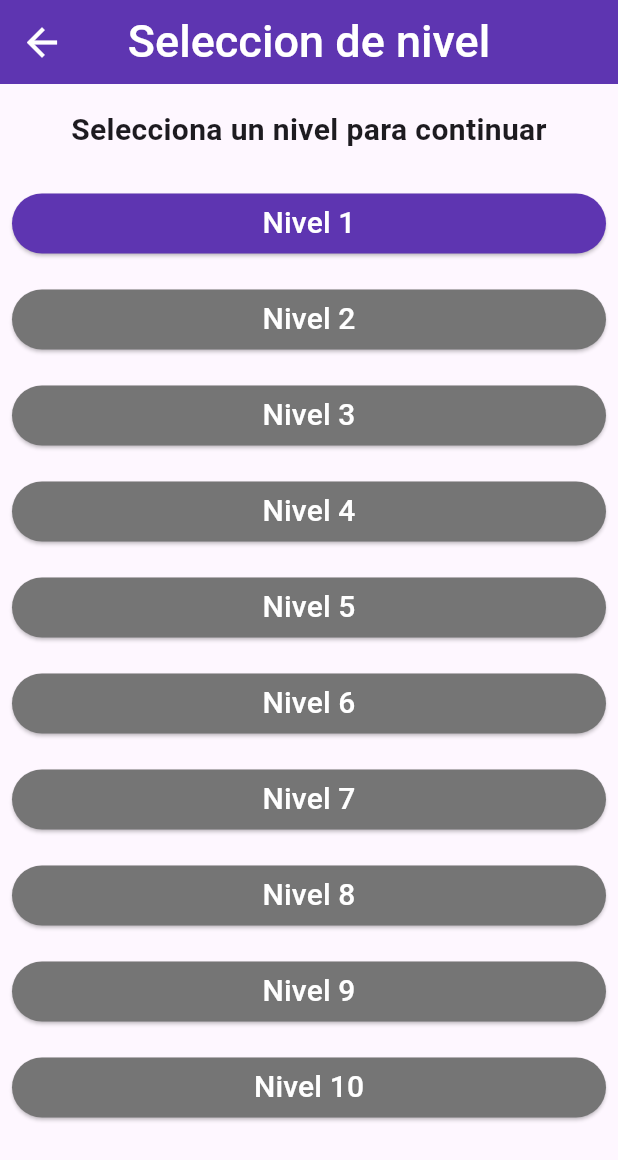
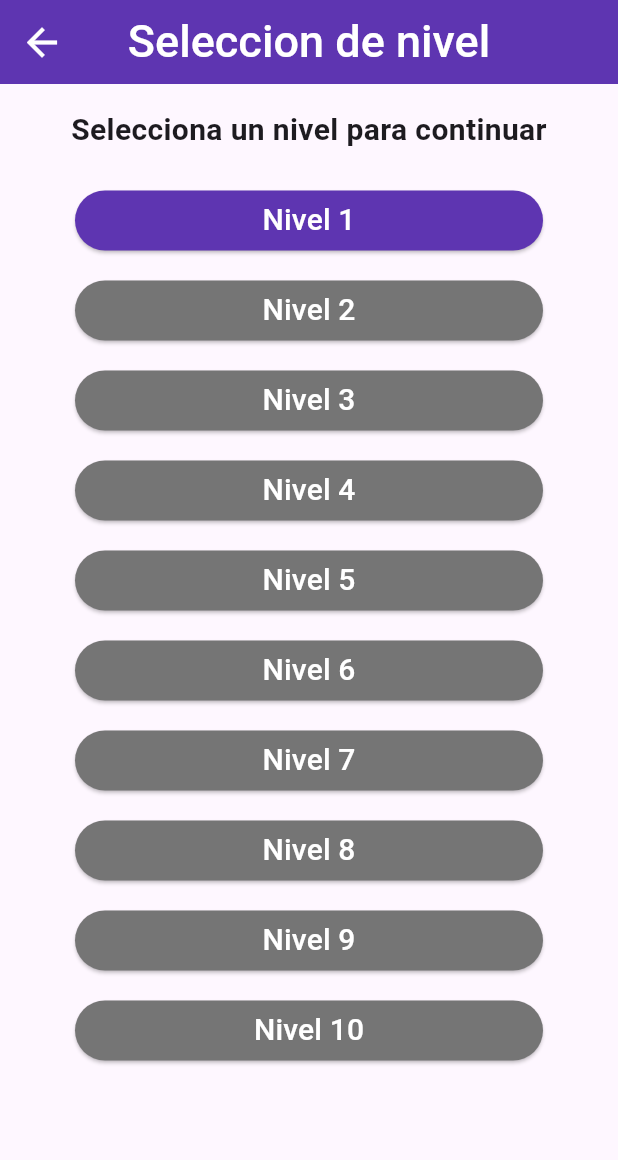
Before and after one commit to Cecilio0/Aula-Abierta, a Flutter app: the LevelSelectionScreen screen opened directly, on a phone screen of 412 x 824 dp. Shown: the top 1160 px of the screen. Run offline on Flutter 3.47's test engine with Material 3 defaults, Android fonts, the light colour scheme and no system bars; our stand-ins replace flutter_svg, hive, hive_flutter; accounts and stored records are empty.

Commit message:
Fix: fixed level selection button width

```diff
--- a/lib/pages/cajero/levelSelection.dart
+++ b/lib/pages/cajero/levelSelection.dart
@@ -51,7 +51,7 @@ class _LevelSelectionScreenState extends State<LevelSelectionScreen> {
                 itemCount: 10,
                 itemBuilder: (context, index) {
                   return Padding(
-                    padding: const EdgeInsets.all(8.0),
+                    padding: const EdgeInsets.symmetric(horizontal: 50, vertical: 6),
                     child: ElevatedButton(
                       onPressed: _canPlayLevel(index) ? () => _playLevel(index) : () => _lockedLevelPressed(),
                       style: ElevatedButton.styleFrom(
```
